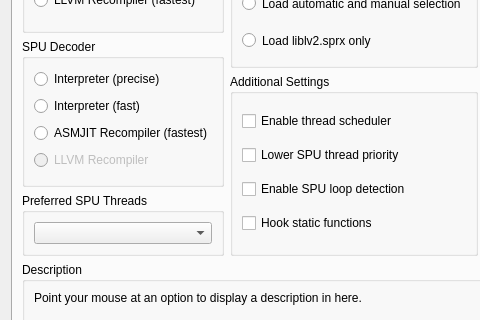
The window that rpcs3/rpcs3qt/settings_dialog.ui (RPCS3/rpcs3) describes before a commit, drawn with Qt 5; both pictures show x 0 to 480 and y 161 to 481 of the 816 by 570 pixel window.
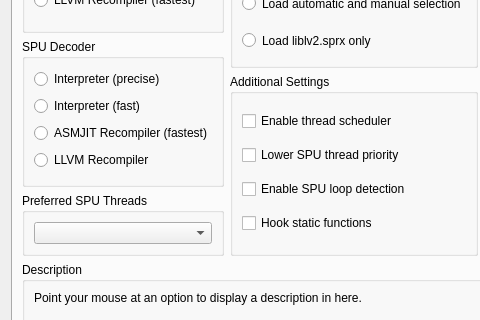
The same window after the commit. Icons and pictures are not drawn.

Patch:
```diff
--- a/rpcs3/rpcs3qt/settings_dialog.ui
+++ b/rpcs3/rpcs3qt/settings_dialog.ui
@@ -106,9 +106,6 @@
               </item>
               <item>
                <widget class="QRadioButton" name="spu_llvm">
-                <property name="enabled">
-                 <bool>false</bool>
-                </property>
                 <property name="text">
                  <string>LLVM Recompiler</string>
                 </property>
```
